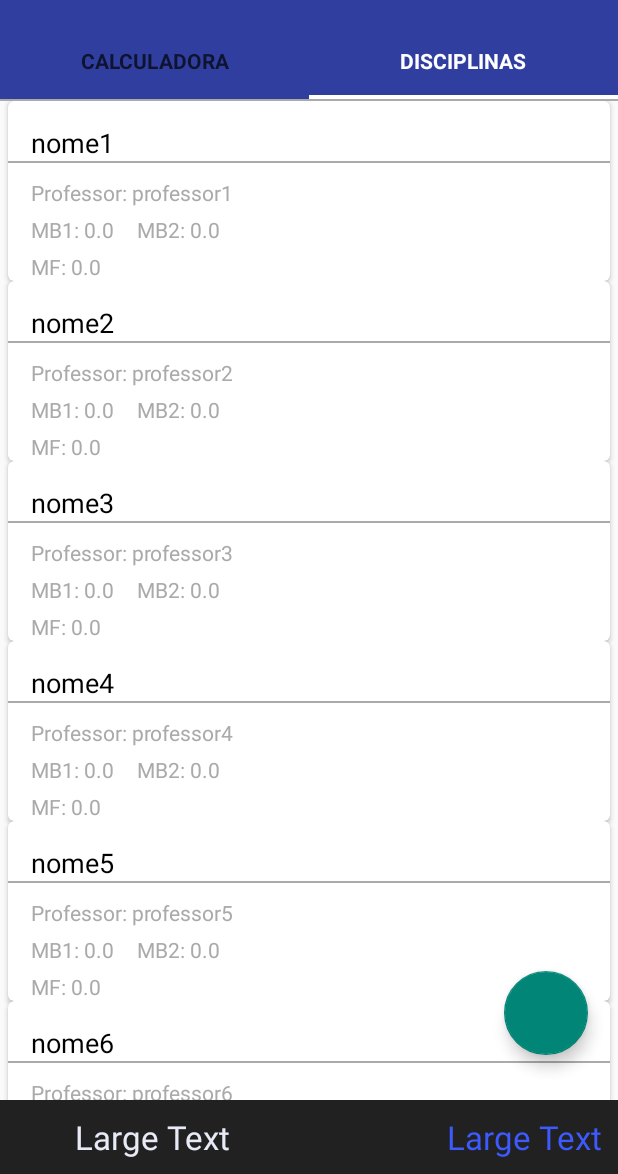
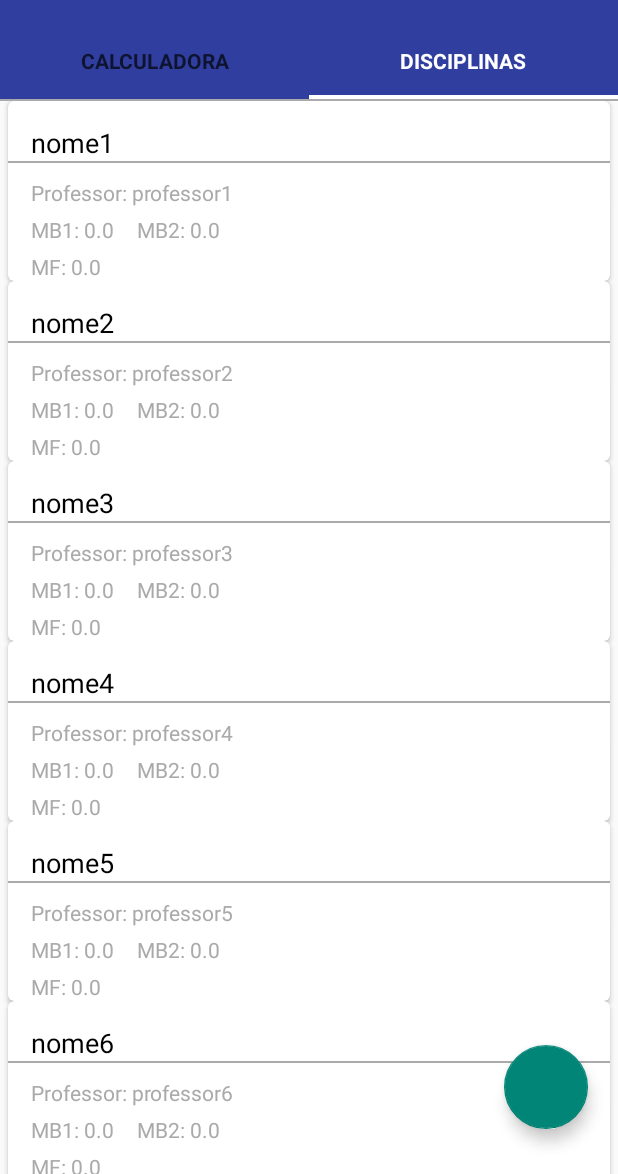
Before and after one commit to wellingtonmb88/Aprovado, an Android app: the screen it shows after launch (MainActivity), after a tap on "DISCIPLINAS", on a phone screen of 412 x 824 dp, the part 62-1236 px from its top. Run offline under Robolectric (Android 15) with nearby library versions, the phone set to English and light mode, and no system bars; libraries missing offline, so code that uses them is left out: com.afollestad.materialdialogs, com.getbase.floatingactionbutton; plain views replace AddFloatingActionButton; 4 statements that could not run were skipped.

Commit message:
Undo Action

```diff
--- a/app/src/main/res/layout/courses_list.xml
+++ b/app/src/main/res/layout/courses_list.xml
@@ -38,20 +38,21 @@
     <LinearLayout
         android:orientation="horizontal"
         android:layout_width="match_parent"
-        android:layout_height="wrap_content"
+        android:layout_height="45dp"
         android:layout_weight="0"
-        android:padding="10dp"
         android:background="#212121"
-        android:id="@+id/snackbar">
+        android:id="@+id/snackbar"
+        android:visibility="gone">
 
         <TextView
             android:layout_width="wrap_content"
             android:layout_height="match_parent"
             android:layout_weight="1"
-            android:textAppearance="?android:attr/textAppearanceLarge"
+            android:textAppearance="?android:attr/textAppearanceMedium"
             android:text="Large Text"
-            android:layout_marginLeft="40dp"
-            android:layout_marginStart="40dp"
+            android:layout_marginLeft="20dp"
+            android:layout_marginStart="20dp"
+            android:gravity="center_vertical"
             android:textColor="#E8EAF6"
             android:id="@+id/textView_snackbar_text" />
 
@@ -59,11 +60,13 @@
             android:layout_width="wrap_content"
             android:layout_height="match_parent"
             android:layout_weight="0"
-            android:textAppearance="?android:attr/textAppearanceLarge"
-            android:text="Large Text"
+            android:padding="10dp"
+            android:gravity="center"
+            android:textAppearance="?android:attr/textAppearanceMedium"
+            android:text="Desfazer"
             android:layout_marginLeft="40dp"
             android:layout_marginStart="40dp"
-            android:textColor="#3D5AFE"
+            android:textColor="#9FA8DA"
             android:id="@+id/textView_snackbar_button"
             ripple:alphaFactor="0.7"
             ripple:hover="true"
```
